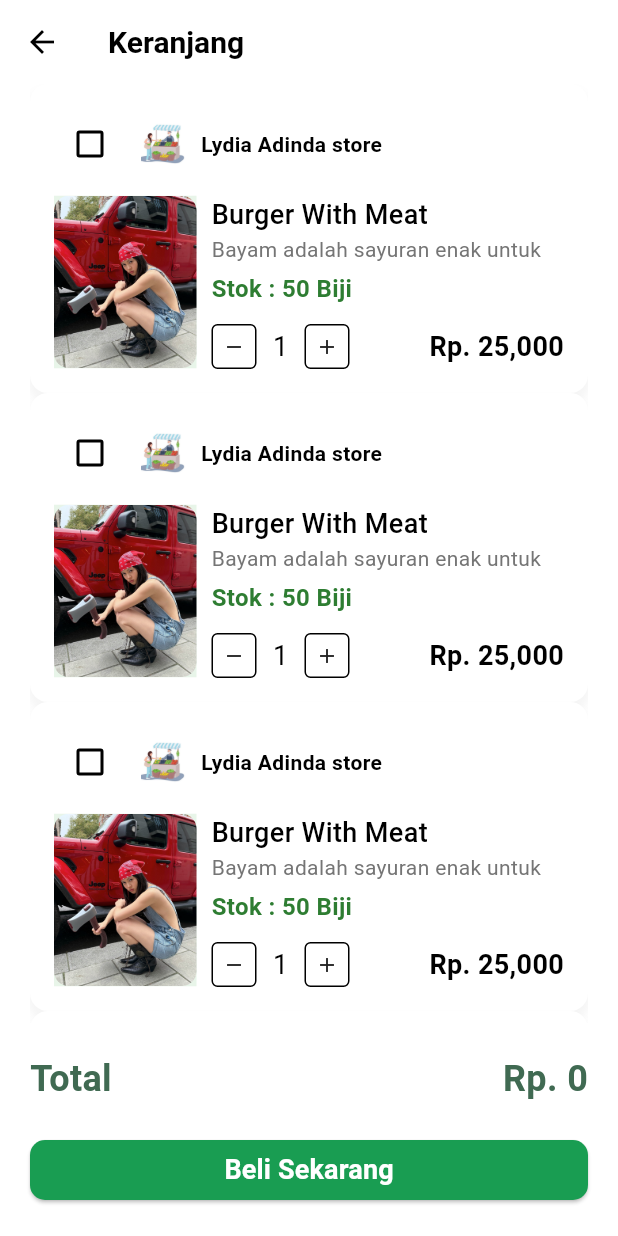
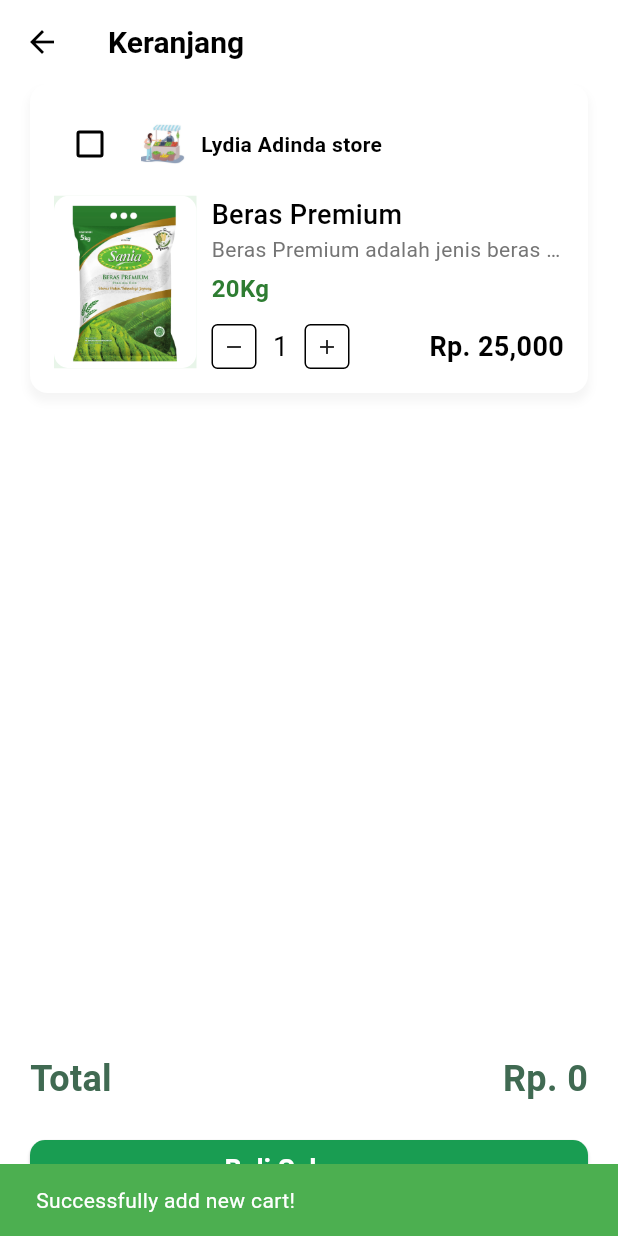
Before and after one commit to firdausmuh/agrolink_app, a Flutter app: the DetailRetailerScreen screen opened directly with sample values from the repository, after a tap on "Add to cart", on a phone screen of 412 x 824 dp. Run offline on Flutter 3.47's test engine with Material 3 defaults, Android fonts, the phone set to English and light mode, and no system bars; our stand-ins replace image_picker, shared_preferences; missing offline and left inert: dart:ffi; accounts and stored records are empty.

Commit message:
update: add to cart single item

```diff
--- a/lib/components/keranjang/keranjang_card.dart
+++ b/lib/components/keranjang/keranjang_card.dart
@@ -1,13 +1,25 @@
+import 'dart:ffi';
+
 import 'package:flutter/material.dart';
 
 class KeranjangCard extends StatefulWidget {
   final bool isSelected;
   final Function(bool?)? onSelectionChanged;
+  final String? title;
+  final String? description;
+  final String? stok;
+  final Double? harga;
+  final String? imageUrl;
 
   const KeranjangCard({
     super.key,
     this.isSelected = false,
     this.onSelectionChanged,
+    this.title,
+    this.description,
+    this.stok,
+    this.harga,
+    this.imageUrl,
   });
 
   @override
@@ -16,7 +28,13 @@ class KeranjangCard extends StatefulWidget {
 
 class _KeranjangCardState extends State<KeranjangCard> {
   int quantity = 1;
-  final int basePrice = 25000;
+  int? basePrice;
+
+  @override
+  void initState() {
+    super.initState();
+    basePrice = widget.harga as int? ?? 25000;
+  }
 
   void decreaseQuantity() {
     if (quantity > 1) {
@@ -60,7 +78,8 @@ class _KeranjangCardState extends State<KeranjangCard> {
               Checkbox(
                 value: widget.isSelected,
                 onChanged: widget.onSelectionChanged,
-                activeColor: Colors.green, // Ganti warna saat checkbox tercentang
+                activeColor:
+                    Colors.green, // Ganti warna saat checkbox tercentang
                 checkColor: Colors.white, // Warna centang (tanda centang)
                 // Warna untuk checkbox saat tidak tercentang
                 hoverColor: Colors.grey, // Warna saat dihover
@@ -71,11 +90,11 @@ class _KeranjangCardState extends State<KeranjangCard> {
               Container(
                 width: 30,
                 height: 30,
-                decoration: BoxDecoration(
+                decoration: const BoxDecoration(
                   shape: BoxShape.rectangle,
                   image: DecorationImage(
-                      image: AssetImage('assets/images/toko/shop_image.png'),
-                      fit: BoxFit.cover,
+                    image: AssetImage('assets/images/toko/shop_image.png'),
+                    fit: BoxFit.cover,
                   ),
                 ),
               ),
@@ -101,7 +120,7 @@ class _KeranjangCardState extends State<KeranjangCard> {
                 child: ClipRRect(
                   borderRadius: BorderRadius.circular(10),
                   child: Image.asset(
-                    'assets/images/profile1.png',
+                    widget.imageUrl ?? 'assets/images/profile1.png',
                     fit: BoxFit.cover,
                   ),
                 ),
@@ -111,15 +130,17 @@ class _KeranjangCardState extends State<KeranjangCard> {
                 child: Column(
                   crossAxisAlignment: CrossAxisAlignment.start,
                   children: [
-                    const Text(
-                      'Burger With Meat',
-                      style: TextStyle(
+                    Text(
+                      widget.title ?? 'Burger With Meat',
+                      style: const TextStyle(
                         fontSize: 18,
                         fontWeight: FontWeight.w500,
                       ),
                     ),
                     Text(
-                      'Bayam adalah sayuran enak untuk',
+                      widget.description ?? 'Bayam adalah sayuran enak untuk',
+                      maxLines: 1,
+                      overflow: TextOverflow.ellipsis,
                       style: TextStyle(
                         fontSize: 14,
                         color: Colors.grey[600],
@@ -127,7 +148,7 @@ class _KeranjangCardState extends State<KeranjangCard> {
                     ),
                     const SizedBox(height: 5),
                     Text(
-                      'Stok : 50 Biji',
+                      widget.stok ?? 'Stok : 50 Biji',
                       style: TextStyle(
                         fontSize: 16,
                         color: Colors.green[800],
@@ -182,7 +203,7 @@ class _KeranjangCardState extends State<KeranjangCard> {
                           ],
                         ),
                         Text(
-                          formatPrice(basePrice * quantity),
+                          formatPrice(basePrice ?? 0 * quantity),
                           style: const TextStyle(
                             fontSize: 18,
                             fontWeight: FontWeight.bold,
--- a/lib/screens/keranjang/keranjang_screen.dart
+++ b/lib/screens/keranjang/keranjang_screen.dart
@@ -143,9 +143,12 @@
 //   }
 // }
 
+import 'dart:ffi';
+
 import 'package:flutter/material.dart';
 import 'package:agrolink/components/keranjang/keranjang_card.dart';
 import 'package:agrolink/screens/keranjang/checkout_screen.dart';
+import 'package:shared_preferences/shared_preferences.dart';
 
 class KeranjangScreen extends StatefulWidget {
   const KeranjangScreen({super.key});
@@ -156,6 +159,23 @@ class KeranjangScreen extends StatefulWidget {
 
 class _KeranjangScreenState extends State<KeranjangScreen> {
   final List<bool> selectedItems = List.filled(4, false);
+  String? cartTitle;
+  String? cartDescription;
+  String? cartStock;
+  String? cartImageUrl;
+  Double? cartHarga;
+
+  @override
+  void initState() {
+    super.initState();
+    _getPrefs();
+  }
+
+  Future<SharedPreferences?> _getPrefs() async {
+    final prefs = await SharedPreferences.getInstance();
+
+    return prefs;
+  }
 
   int calculateTotal() {
     int basePrice = 25000;
@@ -189,7 +209,22 @@ class _KeranjangScreenState extends State<KeranjangScreen> {
           ),
         ),
       ),
-      body: Padding(
+      body: FutureBuilder(
+        future: _getPrefs(),
+        builder: (context, snapshot) {
+          if (snapshot.connectionState == ConnectionState.waiting) {
+            return Center(child: CircularProgressIndicator());
+          } else if (snapshot.hasError) {
+            return Center(child: Text('Error: ${snapshot.error}'));
+          } else {
+            SharedPreferences? prefs = snapshot.data;
+            cartTitle = prefs?.getString('cart_title');
+            cartDescription = prefs?.getString('cart_description');
+            cartStock = prefs?.getString('cart_stock');
+            cartImageUrl = prefs?.getString('cart_imageUrl');
+            cartHarga = prefs?.getDouble('card_harga') as Double?;
+
+            return Padding(
               padding: const EdgeInsets.symmetric(horizontal: 20.0),
               child: Column(
                 crossAxisAlignment: CrossAxisAlignment.start,
@@ -197,9 +232,23 @@ class _KeranjangScreenState extends State<KeranjangScreen> {
                   Expanded(
                     child: ListView.builder(
                       physics: const BouncingScrollPhysics(),
-                itemCount: selectedItems.length,
+                      itemCount: 1,
                       itemBuilder: (context, index) {
-                  return KeranjangCard(
+                        return cartTitle != null
+                            ? KeranjangCard(
+                                isSelected: selectedItems[0],
+                                onSelectionChanged: (value) {
+                                  setState(() {
+                                    selectedItems[index] = value ?? false;
+                                  });
+                                },
+                                title: cartTitle,
+                                description: cartDescription,
+                                imageUrl: cartImageUrl,
+                                stok: cartStock,
+                                harga: cartHarga,
+                              )
+                            : KeranjangCard(
                                 isSelected: selectedItems[index],
                                 onSelectionChanged: (value) {
                                   setState(() {
@@ -240,7 +289,8 @@ class _KeranjangScreenState extends State<KeranjangScreen> {
                         // Lanjutkan ke layar checkout hanya untuk item yang dipilih
                         Navigator.push(
                           context,
-                    MaterialPageRoute(builder: (context) => const CheckoutScreen()),
+                          MaterialPageRoute(
+                              builder: (context) => const CheckoutScreen()),
                         );
                       },
                       style: ElevatedButton.styleFrom(
@@ -262,6 +312,9 @@ class _KeranjangScreenState extends State<KeranjangScreen> {
                   const SizedBox(height: 20),
                 ],
               ),
+            );
+          }
+        },
       ),
     );
   }
--- a/lib/screens/produk_distributor/detail_distributor_screen.dart
+++ b/lib/screens/produk_distributor/detail_distributor_screen.dart
@@ -3,6 +3,7 @@ import 'package:agrolink/models/Distributor.dart';
 import 'package:agrolink/models/shop.dart';
 import 'package:flutter/material.dart';
 import 'package:intl/intl.dart';
+import 'package:shared_preferences/shared_preferences.dart';
 
 import '../keranjang/keranjang_screen.dart';
 
@@ -17,6 +18,25 @@ class DetailDistributorScreen extends StatefulWidget {
 
 class _DetailProdukDistributorScreenState extends State<DetailDistributorScreen> {
   int selectedIndext = 1;
+
+  _addCart() async {
+    SharedPreferences prefs = await SharedPreferences.getInstance();
+    prefs.setString('cart_title', widget.distributor.title);
+    prefs.setString('cart_description', widget.distributor.description);
+    prefs.setString('cart_stock', widget.distributor.readyStock);
+    prefs.setDouble('cart_harga', widget.distributor.harga);
+    prefs.setString('cart_imageUrl', widget.distributor.imageUrl[0]);
+
+    ScaffoldMessenger.of(context).showSnackBar(
+      const SnackBar(
+        content: Text('Successfully add new cart!'),
+        backgroundColor: Colors.green,
+      ),
+    );
+
+    Navigator.push(
+        context, MaterialPageRoute(builder: (context) => const KeranjangScreen()));
+  }
 
   String formatCurrency(double value) {
     final formatter =
@@ -242,10 +262,7 @@ class _DetailProdukDistributorScreenState extends State<DetailDistributorScreen>
                 Expanded(
                   child: InkWell(
                     onTap: () {
-                      Navigator.push(
-                        context,
-                        MaterialPageRoute(builder: (context) => KeranjangScreen()),
-                      );
+                      _addCart();
                     },
                     borderRadius: BorderRadius.circular(10),
                     child: Container(
--- a/lib/screens/produk_distributor/distributor_screen.dart
+++ b/lib/screens/produk_distributor/distributor_screen.dart
@@ -4,6 +4,10 @@ import 'package:agrolink/models/Distributor.dart';
 import 'package:agrolink/screens/produk_distributor/detail_distributor_screen.dart';
 import 'package:agrolink/screens/produk_supplier/favorite_belanja_screen.dart';
 import 'package:flutter/material.dart';
+import 'package:shared_preferences/shared_preferences.dart';
+import 'package:shared_preferences/shared_preferences.dart';
+
+import '../keranjang/keranjang_screen.dart';
 
 class DistributorScreen extends StatefulWidget {
   const DistributorScreen({super.key});
--- a/lib/screens/produk_produsen/detail_produsen_screen.dart
+++ b/lib/screens/produk_produsen/detail_produsen_screen.dart
@@ -2,6 +2,7 @@ import 'package:agrolink/screens/produk_supplier/favorite_belanja_screen.dart';
 import 'package:flutter/material.dart';
 import 'package:agrolink/models/Produsen.dart';
 import 'package:intl/intl.dart';
+import 'package:shared_preferences/shared_preferences.dart';
 
 import '../keranjang/keranjang_screen.dart';
 
@@ -16,6 +17,26 @@ class DetailProdusenScreen extends StatefulWidget {
 
 class _DetailProdukProdusenScreenState extends State<DetailProdusenScreen> {
   int selectedIndext = 1;
+
+  _addCart() async {
+    SharedPreferences prefs = await SharedPreferences.getInstance();
+    prefs.setString('cart_title', widget.produsen.title);
+    prefs.setString('cart_description', widget.produsen.description);
+    prefs.setString('cart_stock', widget.produsen.readyStock);
+    prefs.setDouble('cart_harga', widget.produsen.harga);
+    prefs.setString('cart_imageUrl', widget.produsen.imageUrl[0]);
+
+    ScaffoldMessenger.of(context).showSnackBar(
+      const SnackBar(
+        content: Text('Successfully add new cart!'),
+        backgroundColor: Colors.green,
+      ),
+    );
+
+    Navigator.push(
+        context, MaterialPageRoute(builder: (context) => const KeranjangScreen()));
+  }
+
 
   String formatCurrency(double value) {
     final formatter =
@@ -247,10 +268,7 @@ class _DetailProdukProdusenScreenState extends State<DetailProdusenScreen> {
                 Expanded(
                   child: InkWell(
                     onTap: () {
-                      Navigator.push(
-                        context,
-                        MaterialPageRoute(builder: (context) => KeranjangScreen()),
-                      );
+                      _addCart();
                     },
                     borderRadius: BorderRadius.circular(10),
                     child: Container(
--- a/lib/screens/produk_retailer/detail_retailer_screen.dart
+++ b/lib/screens/produk_retailer/detail_retailer_screen.dart
@@ -2,28 +2,51 @@ import 'package:agrolink/models/shop.dart';
 import 'package:flutter/material.dart';
 import 'package:agrolink/models/Retailer.dart';
 import 'package:intl/intl.dart';
+import 'package:shared_preferences/shared_preferences.dart';
 
 import '../keranjang/keranjang_screen.dart';
 
-
 class DetailRetailerScreen extends StatefulWidget {
-  final Shop shops;
+  // final Shop shops;
   final produk_retailer retailer;
-  const DetailRetailerScreen({super.key, required this.shops, required this.retailer});
+  const DetailRetailerScreen(
+      {super.key,
+      // required this.shops,
+      required this.retailer});
 
   @override
-  State<DetailRetailerScreen> createState() => _DetailProdukRetailerScreenState();
+  State<DetailRetailerScreen> createState() =>
+      _DetailProdukRetailerScreenState();
 }
-
 
 class _DetailProdukRetailerScreenState extends State<DetailRetailerScreen> {
   int selectedIndext = 1;
+
+  _addCart() async {
+    SharedPreferences prefs = await SharedPreferences.getInstance();
+    prefs.setString('cart_title', widget.retailer.title);
+    prefs.setString('cart_description', widget.retailer.description);
+    prefs.setString('cart_stock', widget.retailer.readyStock);
+    prefs.setDouble('cart_harga', widget.retailer.harga);
+    prefs.setString('cart_imageUrl', widget.retailer.imageUrl[0]);
+
+    ScaffoldMessenger.of(context).showSnackBar(
+      const SnackBar(
+        content: Text('Successfully add new cart!'),
+        backgroundColor: Colors.green,
+      ),
+    );
+
+    Navigator.push(
+        context, MaterialPageRoute(builder: (context) => const KeranjangScreen()));
+  }
 
   String formatCurrency(double value) {
     final formatter =
         NumberFormat("#,##0", "id_ID"); //Locale for Indonesian formating
     return formatter.format(value);
   }
+
   @override
   Widget build(BuildContext context) {
     print(widget.retailer.jumlah.length);
@@ -64,23 +87,22 @@ class _DetailProdukRetailerScreenState extends State<DetailRetailerScreen> {
                             ),
                           );
                         },
-                      )
+                      )),
+                  const SizedBox(
+                    height: 5,
                   ),
-                  const SizedBox(height: 5,),
                   SizedBox(
                     width: double.infinity,
                     height: MediaQuery.sizeOf(context).width,
-                    child: ListView.builder(
-                        itemBuilder: (context, index) {
+                    child: ListView.builder(itemBuilder: (context, index) {
                       return SizedBox(
                         width: MediaQuery.sizeOf(context).width,
                         child: Image.asset(
-                                widget.shops.imageUrl[index],
+                          widget.retailer.imageUrl[index],
                           fit: BoxFit.cover,
                         ),
                       );
-                        }
-                    ),
+                    }),
                   ),
                   Padding(
                     padding: const EdgeInsets.all(15.0),
@@ -91,16 +113,17 @@ class _DetailProdukRetailerScreenState extends State<DetailRetailerScreen> {
                           children: [
                             Flexible(
                                 child: Text(
-                                    widget.shops.namaToko,
+                              widget.retailer.namaToko,
                               maxLines: 1,
                               overflow: TextOverflow.ellipsis,
                               style: const TextStyle(
                                   fontWeight: FontWeight.w700, fontSize: 20),
-                                  )
-                              ),
+                            )),
                           ],
                         ),
-                          const SizedBox(height: 8,),
+                        const SizedBox(
+                          height: 8,
+                        ),
                         // Row(
                         //   crossAxisAlignment: CrossAxisAlignment.center,
                         //   children: [
@@ -115,13 +138,15 @@ class _DetailProdukRetailerScreenState extends State<DetailRetailerScreen> {
                         //     ),
                         //   ],
                         // ),
-                          const SizedBox(height: 8,),
+                        const SizedBox(
+                          height: 8,
+                        ),
                         Row(
                           crossAxisAlignment: CrossAxisAlignment.center,
                           children: [
                             Flexible(
                               child: Text(
-                                  widget.shops.alamat,
+                                widget.retailer.alamat,
                                 maxLines: 1,
                                 overflow: TextOverflow.ellipsis,
                                 style: const TextStyle(
@@ -130,7 +155,9 @@ class _DetailProdukRetailerScreenState extends State<DetailRetailerScreen> {
                             ),
                           ],
                         ),
-                          const SizedBox(height: 8,),
+                        const SizedBox(
+                          height: 8,
+                        ),
                         Row(
                           crossAxisAlignment: CrossAxisAlignment.center,
                           children: [
@@ -138,7 +165,9 @@ class _DetailProdukRetailerScreenState extends State<DetailRetailerScreen> {
                               Icons.star,
                               color: Colors.orange.withOpacity(0.8),
                             ),
-                              const SizedBox(width: 10,),
+                            const SizedBox(
+                              width: 10,
+                            ),
                             Text(
                               '4.9',
                               style: TextStyle(
@@ -148,7 +177,9 @@ class _DetailProdukRetailerScreenState extends State<DetailRetailerScreen> {
                             )
                           ],
                         ),
-                          const SizedBox(height: 10,),
+                        const SizedBox(
+                          height: 10,
+                        ),
                         Row(
                           crossAxisAlignment: CrossAxisAlignment.center,
                           children: [
@@ -160,7 +191,7 @@ class _DetailProdukRetailerScreenState extends State<DetailRetailerScreen> {
                               width: 10,
                             ),
                             // Text(
-                              //   widget.shops.statusPesanan,
+                            //   widget.shopsshops.statusPesanan,
                             //   style: TextStyle(
                             //       color: Colors.orange.withOpacity(0.8),
                             //       fontSize: 20,
@@ -173,24 +204,23 @@ class _DetailProdukRetailerScreenState extends State<DetailRetailerScreen> {
                             color: Colors.green,
                             borderRadius: BorderRadius.circular(8),
                           ),
-                            padding: const EdgeInsets.symmetric(vertical: 8, horizontal: 12),
+                          padding: const EdgeInsets.symmetric(
+                              vertical: 8, horizontal: 12),
                           child: const Center(
-                              child: Text(
-                                  'Beli Sekarang',
+                            child: Text('Beli Sekarang',
                                 style: TextStyle(
                                   color: Colors.white,
                                   fontSize: 10,
                                   fontWeight: FontWeight.bold,
-                                  )
-
-                              ),
+                                )),
                           ),
                         )
                       ],
                     ),
                   ),
-                  const SizedBox(height: 8,),
-
+                  const SizedBox(
+                    height: 8,
+                  ),
                   Padding(
                     padding: const EdgeInsets.all(20.0),
                     child: Column(
@@ -215,7 +245,9 @@ class _DetailProdukRetailerScreenState extends State<DetailRetailerScreen> {
                             )
                           ],
                         ),
-                        const SizedBox(height: 10,),
+                        const SizedBox(
+                          height: 10,
+                        ),
                         Row(
                           crossAxisAlignment: CrossAxisAlignment.center,
                           children: [
@@ -346,8 +378,7 @@ class _DetailProdukRetailerScreenState extends State<DetailRetailerScreen> {
                         Icons.favorite_border,
                         size: 24,
                         color: Colors.white,
-                      )
-                  ),
+                      )),
                 ),
                 const SizedBox(
                   width: 20,
@@ -355,10 +386,7 @@ class _DetailProdukRetailerScreenState extends State<DetailRetailerScreen> {
                 Expanded(
                   child: InkWell(
                     onTap: () {
-                      Navigator.push(
-                        context,
-                        MaterialPageRoute(builder: (context) => KeranjangScreen()),
-                      );
+                      _addCart();
                     },
                     borderRadius: BorderRadius.circular(10),
                     child: Container(
@@ -373,8 +401,7 @@ class _DetailProdukRetailerScreenState extends State<DetailRetailerScreen> {
                               color: Colors.white,
                               fontWeight: FontWeight.w700,
                               fontSize: 16),
-                        )
-                    ),
+                        )),
                   ),
                 ),
               ],
--- a/lib/screens/produk_retailer/retailer_screen.dart
+++ b/lib/screens/produk_retailer/retailer_screen.dart
@@ -107,7 +107,8 @@ class _ProdukRetailerScreenState extends State<RetailerScreen> {
                                       MaterialPageRoute(
                                           builder: (context) =>
                                               DetailRetailerScreen(
-                                                  retailer: retailer, shops: shop,
+                                                  retailer: retailer,
+                                                // shops: shop,
                                               )))
                                 },
                                 child: RetailerCard(
--- a/lib/screens/produk_supplier/detail_supplier_screen.dart
+++ b/lib/screens/produk_supplier/detail_supplier_screen.dart
@@ -1,7 +1,12 @@
+import 'dart:math';
+
 import 'package:agrolink/models/Supplier.dart';
 import 'package:agrolink/screens/produk_supplier/favorite_belanja_screen.dart';
 import 'package:flutter/material.dart';
 import 'package:intl/intl.dart';
+import 'package:shared_preferences/shared_preferences.dart';
+
+import '../keranjang/keranjang_screen.dart';
 
 class DetailSupplierScreen extends StatefulWidget {
   final produk_supplier supplier;
@@ -16,8 +21,27 @@ class _DetailBelanjaScreenState extends State<DetailSupplierScreen> {
 
   String formatCurrency(double value) {
     final formatter =
-    NumberFormat("#,##0", "id_ID"); // Locale for Indonesian formatting
+        NumberFormat("#,##0", "id_ID"); // Locale for Indonesian formatting
     return formatter.format(value);
+  }
+
+  _addCart() async {
+    SharedPreferences prefs = await SharedPreferences.getInstance();
+    prefs.setString('cart_title', widget.supplier.title);
+    prefs.setString('cart_description', widget.supplier.description);
+    prefs.setString('cart_stock', widget.supplier.readyStock);
+    prefs.setDouble('cart_harga', widget.supplier.harga);
+    prefs.setString('cart_imageUrl', widget.supplier.imageUrl[0]);
+
+    ScaffoldMessenger.of(context).showSnackBar(
+      const SnackBar(
+        content: Text('Successfully add new cart!'),
+        backgroundColor: Colors.green,
+      ),
+    );
+
+    Navigator.push(
+        context, MaterialPageRoute(builder: (context) => const KeranjangScreen()));
   }
 
   @override
@@ -145,7 +169,7 @@ class _DetailBelanjaScreenState extends State<DetailSupplierScreen> {
                                                 ? const Color(0xFFD3B398)
                                                 : Colors.black.withOpacity(0.1),
                                             borderRadius:
-                                            BorderRadius.circular(10)),
+                                                BorderRadius.circular(10)),
                                         child: Text(
                                           '${widget.supplier.jumlah[index]} ${widget.supplier.satuan}',
                                           style: TextStyle(
@@ -153,7 +177,7 @@ class _DetailBelanjaScreenState extends State<DetailSupplierScreen> {
                                               color: isSelected
                                                   ? Colors.white
                                                   : Colors.black
-                                                  .withOpacity(0.3)),
+                                                      .withOpacity(0.3)),
                                         ),
                                       ),
                                     ),
@@ -225,7 +249,8 @@ class _DetailBelanjaScreenState extends State<DetailSupplierScreen> {
                   onTap: () => {
                     Navigator.push(
                       context,
-                      MaterialPageRoute(builder: (context) => FavoriteBelanjaScreen()),
+                      MaterialPageRoute(
+                          builder: (context) => FavoriteBelanjaScreen()),
                     )
                   },
                   borderRadius: BorderRadius.circular(10),
@@ -245,7 +270,9 @@ class _DetailBelanjaScreenState extends State<DetailSupplierScreen> {
                 ),
                 Expanded(
                   child: InkWell(
-                    onTap: () => {},
+                    onTap: () {
+                      _addCart();
+                    },
                     borderRadius: BorderRadius.circular(10),
                     child: Container(
                         padding: const EdgeInsets.all(10),
```
Lines whose indentation alone changed are shown as unchanged.
